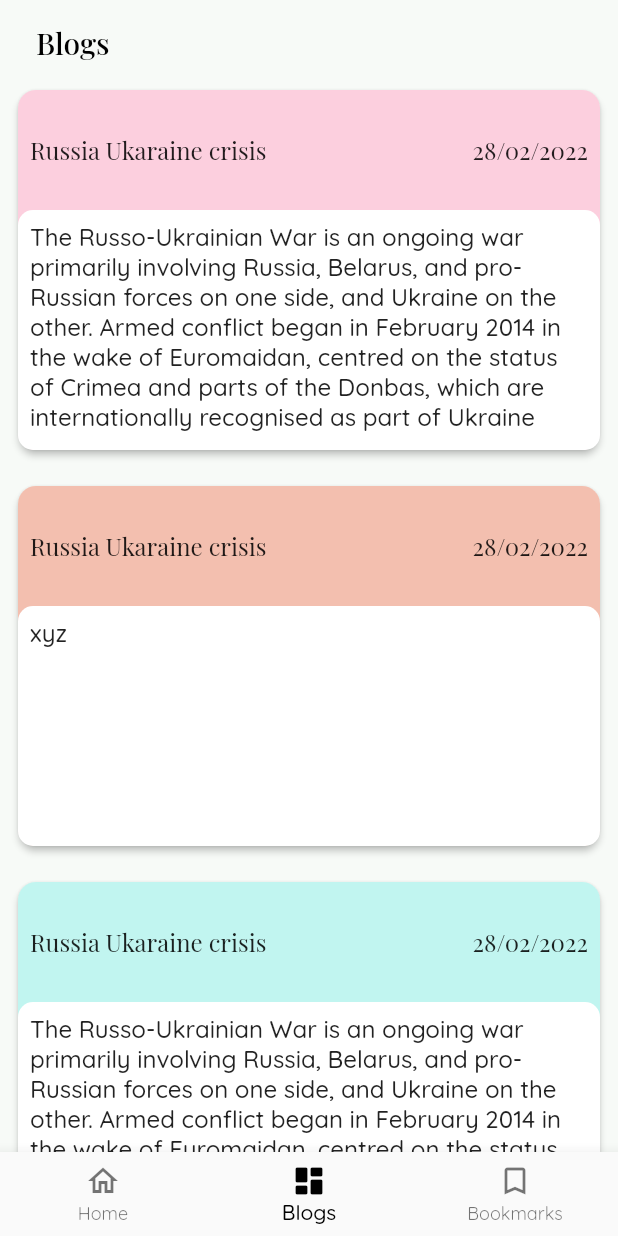
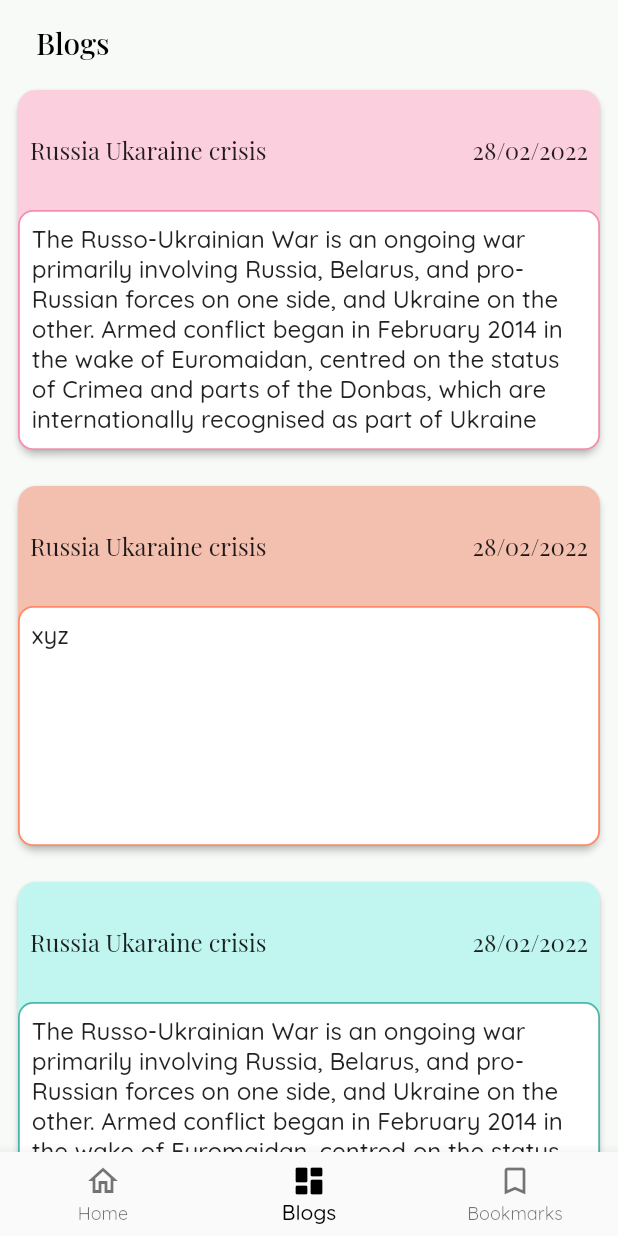
Before and after one commit to samvitjain/crypto_gyaan, a Flutter app: the screen it shows after launch, item 2 of the bottom bar chosen, on a phone screen of 412 x 824 dp. Run offline on Flutter 3.47's test engine with Material 2 defaults, Android fonts, the phone set to English and light mode, and no system bars; our stand-ins replace flutter_svg, google_fonts.

Commit message:
Add borders in blogs page card

```diff
--- a/lib/modules/blogs/blogs_page.dart
+++ b/lib/modules/blogs/blogs_page.dart
@@ -80,7 +80,11 @@ class BlogsPage extends StatelessWidget {
                             flex: 2,
                             child: Container(
                               width: double.maxFinite,
-                              decoration: const BoxDecoration(
+                              decoration: BoxDecoration(
+                                border: Border.all(
+                                  color: cardColorsDark[i % 6],
+                                  width: 1.2,
+                                ),
                                 borderRadius: const BorderRadius.all(
                                   Radius.circular(10),
                                 ),
```
